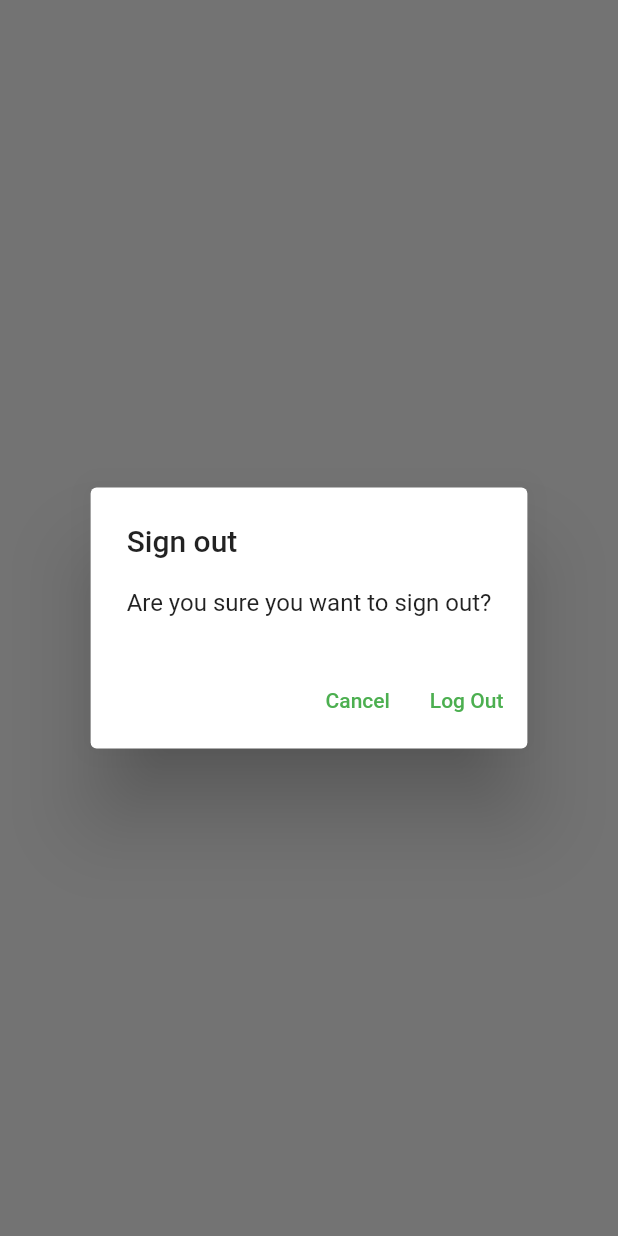
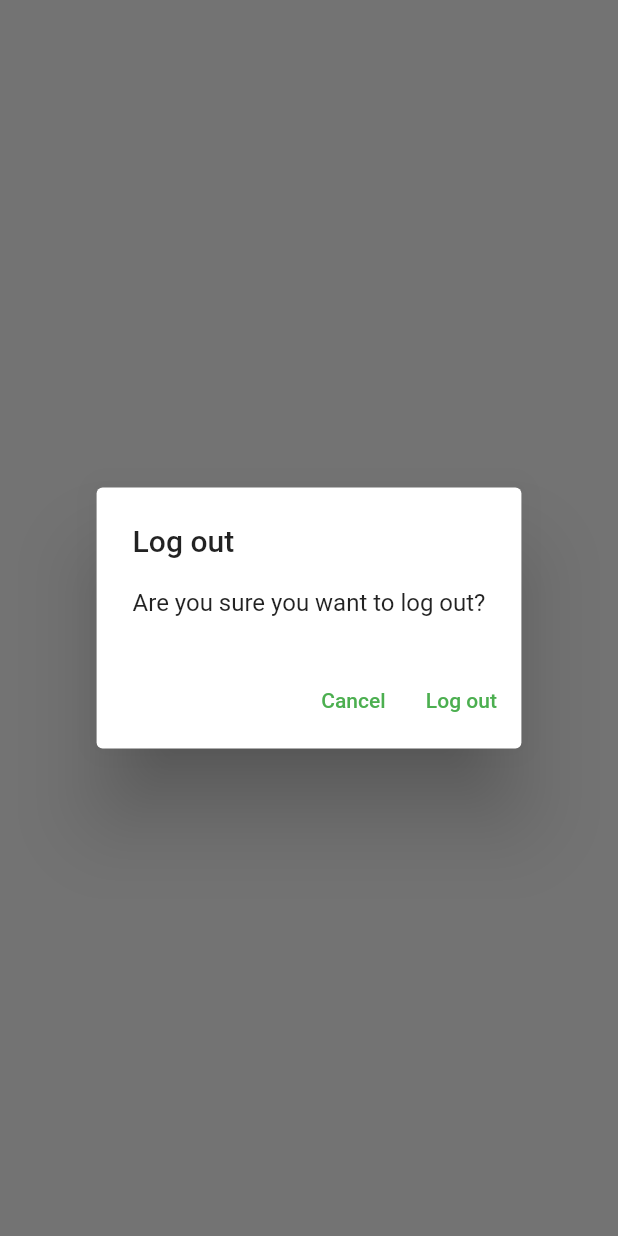
Before and after one commit to tinotenda-alfaneti/android-notes-app, a Flutter app: what showLogOutDialog() shows on an empty page, opened directly, on a phone screen of 412 x 824 dp. Run offline on Flutter 3.47's test engine with Material 2 defaults, Android fonts, the phone set to English and light mode, and no system bars; our stand-ins replace firebase_auth, firebase_core, sqflite; accounts and stored records are empty; network calls fail.

Commit message:
Step 16: Add delete functionality to delete nodes and handle show dialogs

```diff
--- /dev/null
+++ b/lib/utilities/dialogs/generic_dialog.dart
@@ -0,0 +1,34 @@
+import 'package:flutter/material.dart';
+
+typedef DialogueOptionBuilder<T> = Map<String, T?> Function();
+
+Future<T?> showGenericDialog<T>({
+  required BuildContext context,
+  required String title,
+  required String content,
+  required DialogueOptionBuilder optionBuilder,
+}) {
+  final options = optionBuilder();
+  return showDialog<T>(
+    context: context,
+    builder: (context) {
+      return AlertDialog(
+        title: Text(title),
+        content: Text(content),
+        actions: options.keys.map((optionTitle) {
+          final value = options[optionTitle];
+          return TextButton(
+            onPressed: () {
+              if (value != null) {
+                Navigator.of(context).pop(value);
+              } else {
+                Navigator.of(context).pop();
+              }
+            },
+            child: Text(optionTitle),
+          );
+        }).toList(),
+      );
+    },
+  );
+}
--- /dev/null
+++ b/lib/utilities/dialogs/logout_dialog.dart
@@ -0,0 +1,16 @@
+import 'package:flutter/material.dart';
+import 'package:mynotes/utilities/dialogs/generic_dialog.dart';
+
+Future<bool> showLogOutDialog(BuildContext context) {
+  return showGenericDialog<bool>(
+    context: context,
+    title: 'Log out',
+    content: 'Are you sure you want to log out?',
+    optionBuilder: () => {
+      'Cancel': false,
+      'Log out': true,
+    },
+  ).then(
+    (value) => value ?? false,
+  );
+}
--- a/lib/views/login_view.dart
+++ b/lib/views/login_view.dart
@@ -4,7 +4,7 @@ import 'dart:developer' as devtools show log;
 import 'package:mynotes/constants/routes.dart';
 import 'package:mynotes/services/auth/auth_exceptions.dart';
 import 'package:mynotes/services/auth/auth_service.dart';
-import 'package:mynotes/utilities/show_error_dialog.dart';
+import 'package:mynotes/utilities/dialogs/error_dialog.dart';
 
 class LoginView extends StatefulWidget {
   const LoginView({Key? key}) : super(key: key);
--- a/lib/views/notes/notes_view.dart
+++ b/lib/views/notes/notes_view.dart
@@ -5,6 +5,8 @@ import 'dart:developer' as devtools show log;
 
 import 'package:mynotes/services/auth/auth_service.dart';
 import 'package:mynotes/services/crud/notes_service.dart';
+import 'package:mynotes/utilities/dialogs/logout_dialog.dart';
+import 'package:mynotes/views/notes/notes_list_view.dart';
 
 class NotesView extends StatefulWidget {
   const NotesView({super.key});
@@ -76,18 +78,10 @@ class _NotesViewState extends State<NotesView> {
                       case ConnectionState.active:
                         if (snapshot.hasData) {
                           final allNotes = snapshot.data as List<DatabaseNote>;
-                          return ListView.builder(
-                            itemCount: allNotes.length,
-                            itemBuilder: (context, index) {
-                              final note = allNotes[index];
-                              return ListTile(
-                                title: Text(
-                                  note.text,
-                                  maxLines: 1,
-                                  softWrap: true,
-                                  overflow: TextOverflow.ellipsis,
-                                ),
-                              );
+                          return NotesListView(
+                            notes: allNotes,
+                            onDeleteNote: (note) async {
+                              await _notesService.deleteNote(id: note.id);
                             },
                           );
                         } else {
@@ -105,28 +99,3 @@ class _NotesViewState extends State<NotesView> {
     );
   }
 }
-
-Future<bool> showLogOutDialog(BuildContext context) {
-  return showDialog<bool>(
-    context: context,
-    builder: (context) {
-      return AlertDialog(
-        title: const Text("Sign out"),
-        content: const Text("Are you sure you want to sign out?"),
-        actions: [
-          TextButton(
-              onPressed: () {
-                Navigator.of(context).pop(false);
-              },
-              child: const Text("Cancel")),
-          TextButton(
-            onPressed: () {
-              Navigator.of(context).pop(true);
-            },
-            child: const Text("Log Out"),
-          )
-        ],
-      );
-    },
-  ).then((value) => value ?? false);
-}
--- a/lib/views/register_view.dart
+++ b/lib/views/register_view.dart
@@ -4,7 +4,7 @@ import 'dart:developer' as devtools show log;
 import 'package:mynotes/constants/routes.dart';
 import 'package:mynotes/services/auth/auth_exceptions.dart';
 import 'package:mynotes/services/auth/auth_service.dart';
-import 'package:mynotes/utilities/show_error_dialog.dart';
+import 'package:mynotes/utilities/dialogs/error_dialog.dart';
 
 class RegisterView extends StatefulWidget {
   const RegisterView({Key? key}) : super(key: key);
```
Also changed, not shown: lib/utilities/dialogs/delete_dialog.dart (added, +16 -0 lines), lib/utilities/dialogs/error_dialog.dart (added, +16 -0 lines), lib/utilities/show_error_dialog.dart (deleted, +0 -24 lines), lib/views/notes/notes_list_view.dart (added, +39 -0 lines).
